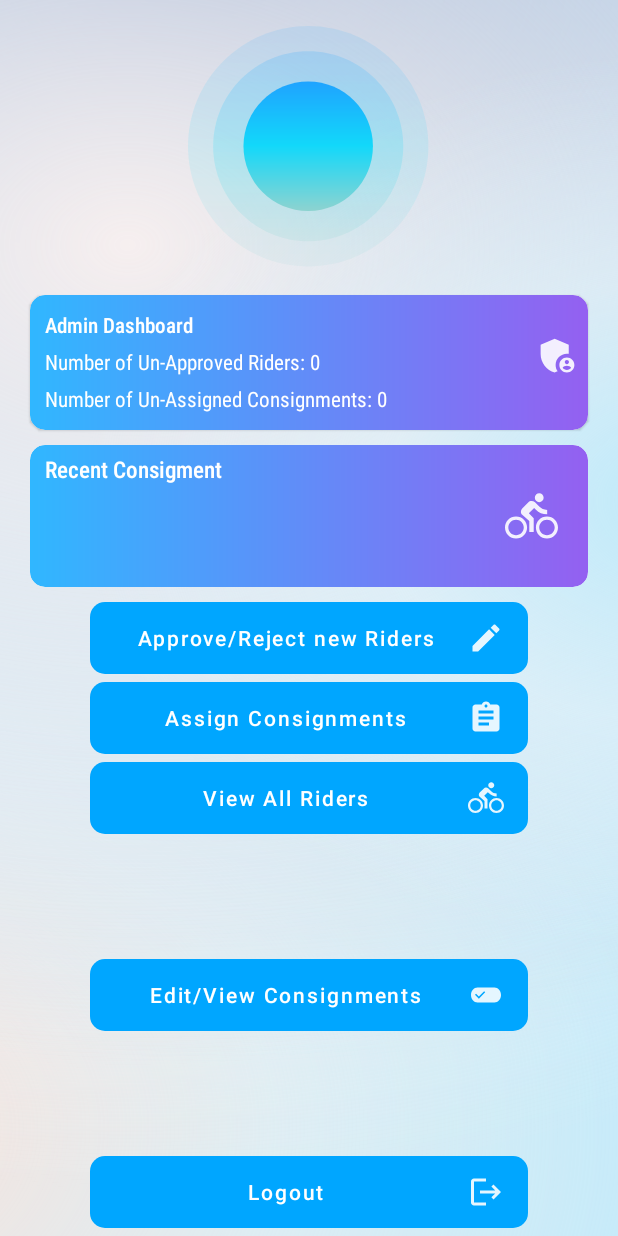
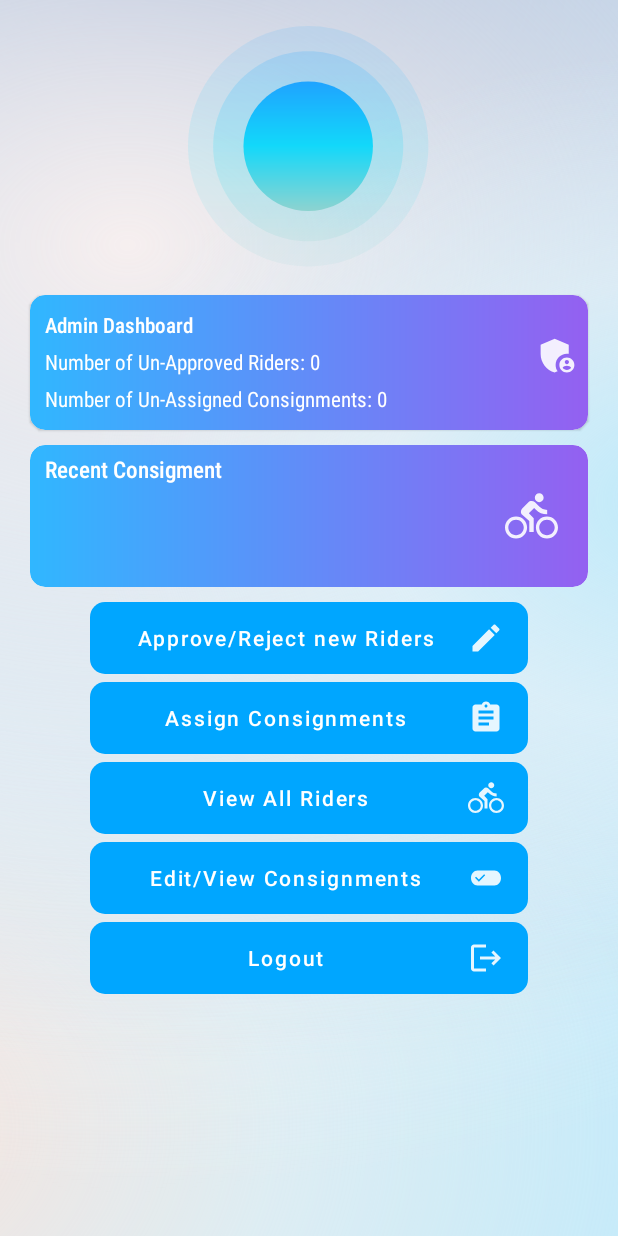
Before and after one commit to arezhassan/H2H, an Android app: the AdminHome screen opened directly, with no data from a screen before it, on a phone screen of 412 x 824 dp. Run offline under Robolectric (Android 15) with nearby library versions, the phone set to English and light mode, and no system bars; our stand-ins replace Firebase (no records; nobody signed in at launch, a user with empty details on screens opened directly).

Commit message:
UI fixes in Admin Pannel

```diff
--- a/app/src/main/res/layout/activity_admin_home.xml
+++ b/app/src/main/res/layout/activity_admin_home.xml
@@ -109,7 +109,6 @@
         android:layout_marginStart="60dp"
         android:layout_marginTop="5dp"
         android:layout_marginEnd="60dp"
-        android:layout_marginBottom="5dp"
         android:background="@drawable/buttonbg"
         android:drawableEnd="@drawable/baseline_edit_attributes_24"
         android:text="Edit/View Consignments"
@@ -117,7 +116,6 @@
         android:textAllCaps="false"
         android:textColor="@color/white"
         android:textSize="14sp"
-        app:layout_constraintBottom_toTopOf="@+id/btnLogoutAdmin"
         app:layout_constraintEnd_toEndOf="parent"
         app:layout_constraintHorizontal_bias="0.498"
         app:layout_constraintStart_toStartOf="parent"
@@ -128,16 +126,16 @@
         android:layout_width="0dp"
         android:layout_height="wrap_content"
         android:layout_marginStart="60dp"
+        android:layout_marginTop="5dp"
         android:layout_marginEnd="60dp"
-        android:layout_marginBottom="5dp"
         android:background="@drawable/buttonbg"
         android:drawableEnd="@drawable/baseline_logout_24"
         android:text="Logout"
         android:textAllCaps="false"
         android:textColor="@color/white"
-        app:layout_constraintBottom_toBottomOf="parent"
         app:layout_constraintEnd_toEndOf="parent"
-        app:layout_constraintStart_toStartOf="parent" />
+        app:layout_constraintStart_toStartOf="parent"
+        app:layout_constraintTop_toBottomOf="@+id/btnPendingConsignments" />
 
     <androidx.cardview.widget.CardView
         android:id="@+id/cardview"
```
Also changed, not shown: app/src/main/res/layout/activity_admin_all_consignments.xml (+3 -4 lines).
